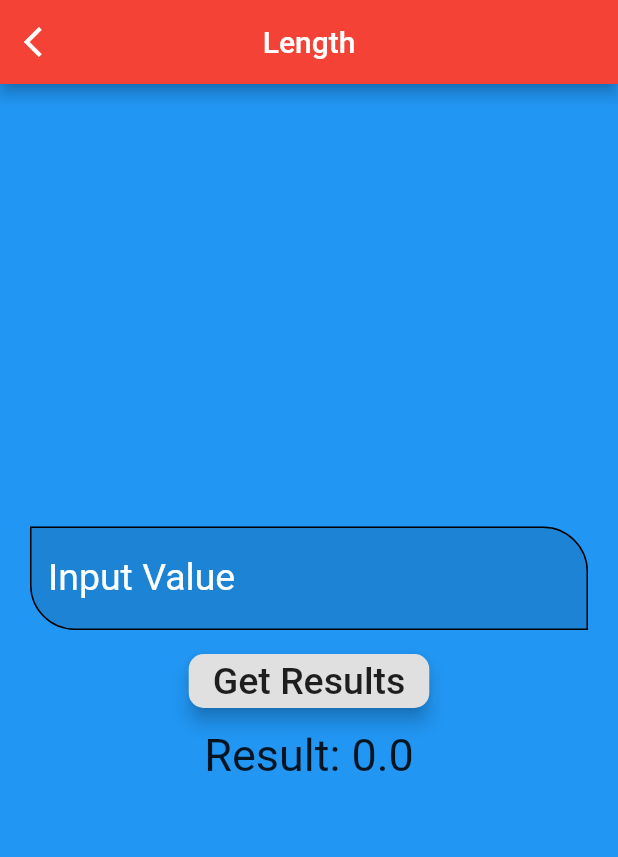
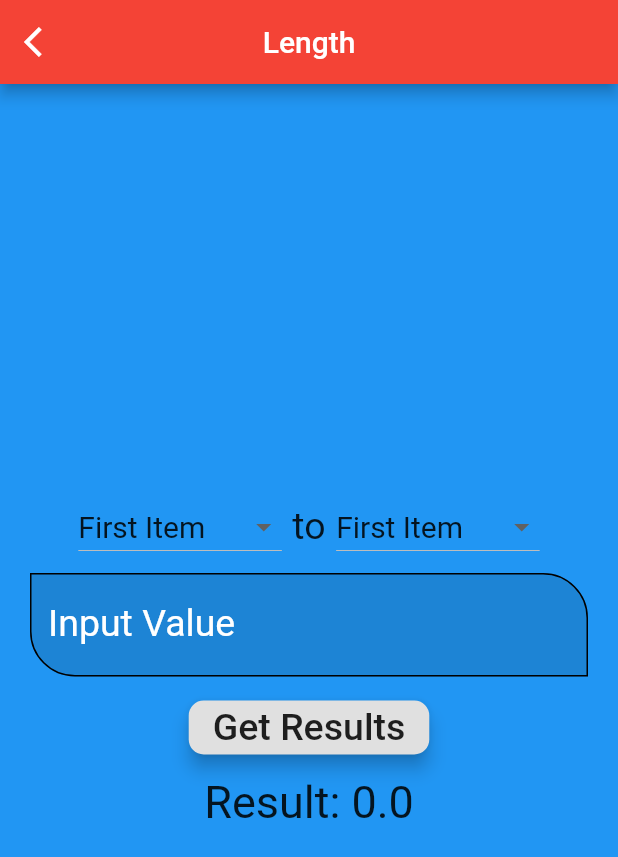
Before and after one commit to hemangdtu/ieee_microhacks, a Flutter app: the screen it shows after launch, after a tap on "Length", on a phone screen of 412 x 824 dp. Shown: the top 857 px of the screen. Run offline on Flutter 3.47's test engine with Material 2 defaults, Android fonts, the phone set to English and light mode, and no system bars.

Commit message:
Added Dropdown List on Conversion screen

```diff
--- a/lib/conversion.dart
+++ b/lib/conversion.dart
@@ -11,6 +11,8 @@ class ConversionClass extends StatefulWidget {
 class _ConversionClassState extends State<ConversionClass> {
   TextEditingController _iptText = TextEditingController();
   double res = 0;
+  int _value = 1;
+  int _value2 = 1;
 
   @override
   Widget build(BuildContext context) {
@@ -31,6 +33,95 @@ class _ConversionClassState extends State<ConversionClass> {
               child: Column(
                 mainAxisAlignment: MainAxisAlignment.center,
                 children: [
+                  Row(
+                    mainAxisAlignment: MainAxisAlignment.center,
+                    children: [
+                      Padding(
+                        padding: const EdgeInsets.all(7.0),
+                        child: DropdownButton(
+                            value: _value2,
+                            items: [
+                              DropdownMenuItem(
+                                child: Text(
+                                  "First Item",
+                                  style: TextStyle(fontSize: 20.0),
+                                ),
+                                value: 1,
+                              ),
+                              DropdownMenuItem(
+                                child: Text(
+                                  "Second Item",
+                                  style: TextStyle(fontSize: 20.0),
+                                ),
+                                value: 2,
+                              ),
+                              DropdownMenuItem(
+                                child: Text(
+                                  "Third Item",
+                                  style: TextStyle(fontSize: 20.0),
+                                ),
+                                value: 3,
+                              ),
+                              DropdownMenuItem(
+                                child: Text(
+                                  "Fourth Item",
+                                  style: TextStyle(fontSize: 20.0),
+                                ),
+                                value: 4,
+                              )
+                            ],
+                            onChanged: (value2) {
+                              setState(() {
+                                _value2 = value2;
+                              });
+                            }),
+                      ),
+                      Text(
+                        "to",
+                        style: TextStyle(fontSize: 25.0),
+                      ),
+                      Padding(
+                        padding: const EdgeInsets.all(7.0),
+                        child: DropdownButton(
+                            value: _value,
+                            items: [
+                              DropdownMenuItem(
+                                child: Text(
+                                  "First Item",
+                                  style: TextStyle(fontSize: 20.0),
+                                ),
+                                value: 1,
+                              ),
+                              DropdownMenuItem(
+                                child: Text(
+                                  "Second Item",
+                                  style: TextStyle(fontSize: 20.0),
+                                ),
+                                value: 2,
+                              ),
+                              DropdownMenuItem(
+                                child: Text(
+                                  "Third Item",
+                                  style: TextStyle(fontSize: 20.0),
+                                ),
+                                value: 3,
+                              ),
+                              DropdownMenuItem(
+                                child: Text(
+                                  "Fourth Item",
+                                  style: TextStyle(fontSize: 20.0),
+                                ),
+                                value: 4,
+                              )
+                            ],
+                            onChanged: (value) {
+                              setState(() {
+                                _value = value;
+                              });
+                            }),
+                      )
+                    ],
+                  ),
                   Padding(
                     padding: const EdgeInsets.only(
                         left: 20.0, right: 20.0, bottom: 10.0),
@@ -56,7 +147,8 @@ class _ConversionClassState extends State<ConversionClass> {
                         ),
                         labelText: "Input Value",
                         focusedBorder: InputBorder.none,
-                          labelStyle: TextStyle(color: Colors.white)),
+                        labelStyle: TextStyle(color: Colors.white),
+                      ),
                     ),
                   ),
                   RaisedButton(
```
Lines whose indentation alone changed are shown as unchanged.
